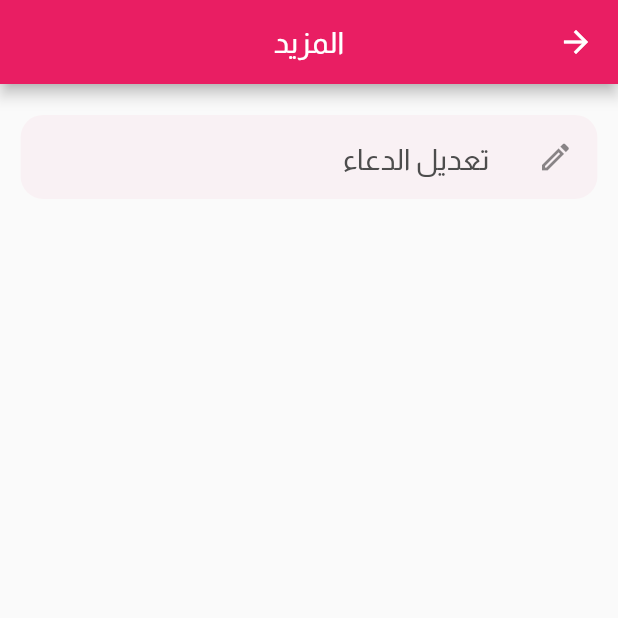
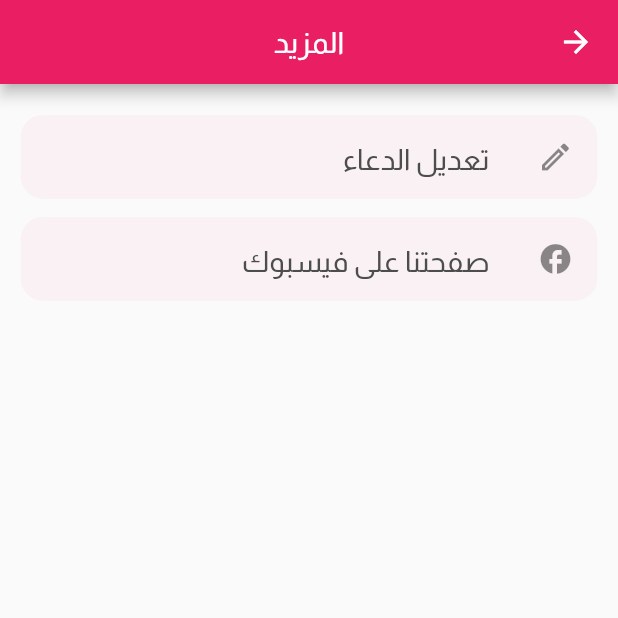
Before and after one commit to MAlazhariy/ramadan_mubarak, a Flutter app: the MoreScreen screen opened directly, on a phone screen of 412 x 824 dp, the top half of it. Run offline on Flutter 3.47's test engine with Material 2 defaults, Android fonts, the phone set to English and light mode, and no system bars; our stand-ins replace adhan, cloud_firestore, dio, firebase_core, firebase_messaging, fluro and 14 more; missing offline and left inert: inview_notifier_list, platform_device_id; accounts and stored records are empty; statements that could not run were skipped.

Commit message:
add: facebook page to more menu

```diff
--- a/lib/utils/app_uri.dart
+++ b/lib/utils/app_uri.dart
@@ -5,4 +5,6 @@ class AppUri {
   static const FCM_BASE_URL  = "https://fcm.googleapis.com";
   static const SEND_FCM  = "/fcm/send";
   static const ADMIN_FCM_TOPIC = "admin";
+
+  static const FACEBOOK_PAGE = "https://www.facebook.com/ed3ely.m3ak";
 }
--- a/lib/view/more/more_screen.dart
+++ b/lib/view/more/more_screen.dart
@@ -1,9 +1,13 @@
+import 'package:flutter/foundation.dart';
 import 'package:flutter/material.dart';
 import 'package:ramadan_kareem/helpers/push_to.dart';
+import 'package:ramadan_kareem/utils/app_uri.dart';
 import 'package:ramadan_kareem/view/base/internet_consumer_builder.dart';
 import 'package:ramadan_kareem/view/more/base/more_item_builder.dart';
+import 'package:ramadan_kareem/view/screens/settings/settings_screen.dart';
 import 'package:ramadan_kareem/view/screens/settings/update_user_screen.dart';
 import 'package:sizer/sizer.dart';
+import 'package:url_launcher/url_launcher_string.dart';
 
 class MoreScreen extends StatefulWidget {
   const MoreScreen({Key? key}) : super(key: key);
@@ -36,6 +40,16 @@ class _MoreScreenState extends State<MoreScreen> {
                     pushTo(context, const UpdateUserDataScreen());
                   },
                 ),
+                MoreItemBuilder(
+                  title: 'صفحتنا على فيسبوك',
+                  icon: Icons.facebook_outlined,
+                  onTap: () async {
+                    await launchUrlString(
+                      AppUri.FACEBOOK_PAGE,
+                      mode: LaunchMode.externalNonBrowserApplication,
+                    );
+                  },
+                ),
               ],
             );
           },
```
